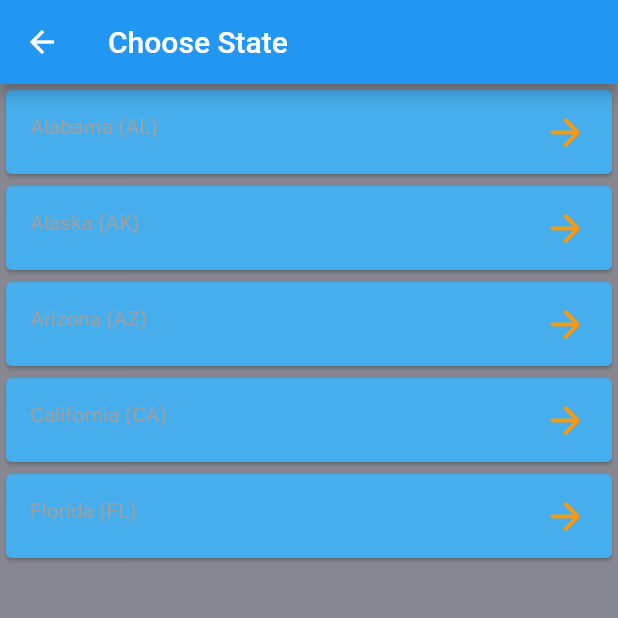
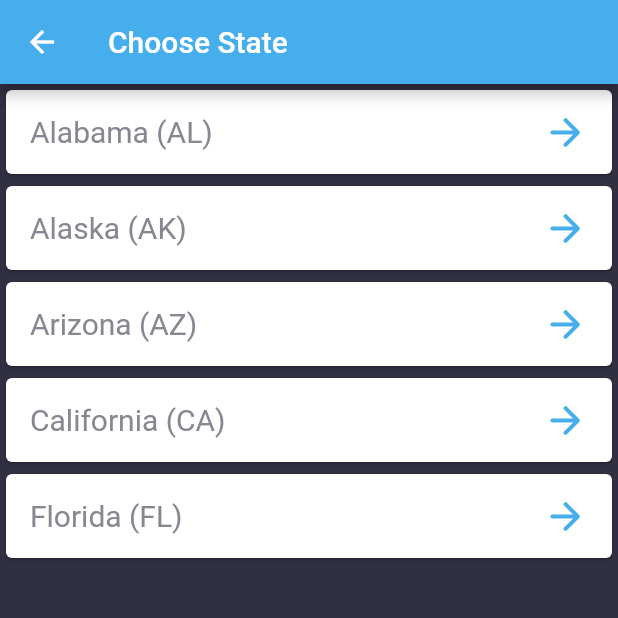
Before and after one commit to SunilPeter92/Viking_app, a Flutter app: the ChooseCountry screen opened directly, after a tap on "USA", on a phone screen of 412 x 824 dp, the top half of it. Run offline on Flutter 3.47's test engine with Material 2 defaults, Android fonts, the phone set to English and light mode, and no system bars; our stand-ins replace contacts_service, flutter_switch, permission_handler; missing offline and left inert: flag, flex_color_picker.

Commit message:
osama third

```diff
--- a/lib/Ui Screen/SelectState.dart
+++ b/lib/Ui Screen/SelectState.dart
@@ -100,7 +100,9 @@ class _SelectStateState extends State<SelectState> {
   @override
   Widget build(BuildContext context) {
     return Scaffold(
+      backgroundColor: Theme.of(context).accentColor,
       appBar: AppBar(
+        backgroundColor: Theme.of(context).cardColor,
         title: Text("Choose State", style: TextStyle(color: Colors.white)),
         leading: BackButton(
           color: Colors.white,
@@ -117,12 +119,12 @@ class _SelectStateState extends State<SelectState> {
             isidrequired: widget.isIdRequired,
           ),
           Card(
+            color: Colors.white,
             child: ListTile(
               leading: Text(
                 "Alabama (AL)",
                 style: TextStyle(
-                  color: Colors.grey,
-                ),
+                    color: Theme.of(context).canvasColor, fontSize: 20),
               ),
               onTap: () {
                 Navigator.push(
@@ -134,18 +136,18 @@ class _SelectStateState extends State<SelectState> {
               },
               trailing: Icon(
                 Icons.arrow_forward_rounded,
-                color: Colors.orange,
+                color: Theme.of(context).cardColor,
                 size: 30,
               ),
             ),
           ),
           Card(
+            color: Colors.white,
             child: ListTile(
               leading: Text(
                 "Alaska (AK)",
                 style: TextStyle(
-                  color: Colors.grey,
-                ),
+                    color: Theme.of(context).canvasColor, fontSize: 20),
               ),
               onTap: () {
                 Navigator.push(
@@ -157,18 +159,18 @@ class _SelectStateState extends State<SelectState> {
               },
               trailing: Icon(
                 Icons.arrow_forward_rounded,
-                color: Colors.orange,
+                color: Theme.of(context).cardColor,
                 size: 30,
               ),
             ),
           ),
           Card(
+            color: Colors.white,
             child: ListTile(
               leading: Text(
                 "Arizona (AZ)",
                 style: TextStyle(
-                  color: Colors.grey,
-                ),
+                    color: Theme.of(context).canvasColor, fontSize: 20),
               ),
               onTap: () {
                 Navigator.push(
@@ -180,18 +182,18 @@ class _SelectStateState extends State<SelectState> {
               },
               trailing: Icon(
                 Icons.arrow_forward_rounded,
-                color: Colors.orange,
+                color: Theme.of(context).cardColor,
                 size: 30,
               ),
             ),
           ),
           Card(
+            color: Colors.white,
             child: ListTile(
               leading: Text(
                 "California (CA)",
                 style: TextStyle(
-                  color: Colors.grey,
-                ),
+                    color: Theme.of(context).canvasColor, fontSize: 20),
               ),
               onTap: () {
                 Navigator.push(
@@ -203,18 +205,18 @@ class _SelectStateState extends State<SelectState> {
               },
               trailing: Icon(
                 Icons.arrow_forward_rounded,
-                color: Colors.orange,
+                color: Theme.of(context).cardColor,
                 size: 30,
               ),
             ),
           ),
           Card(
+            color: Colors.white,
             child: ListTile(
               leading: Text(
                 "Florida (FL)",
                 style: TextStyle(
-                  color: Colors.grey,
-                ),
+                    color: Theme.of(context).canvasColor, fontSize: 20),
               ),
               onTap: () {
                 Navigator.push(
@@ -226,7 +228,7 @@ class _SelectStateState extends State<SelectState> {
               },
               trailing: Icon(
                 Icons.arrow_forward_rounded,
-                color: Colors.orange,
+                color: Theme.of(context).cardColor,
                 size: 30,
               ),
             ),
--- a/lib/Widgets/CountryListCard.dart
+++ b/lib/Widgets/CountryListCard.dart
@@ -184,7 +184,7 @@ class CountryCard extends StatelessWidget {
                   ),
                   Icon(
                     Icons.arrow_forward,
-                    color: Colors.orange,
+                    color: Theme.of(context).cardColor,
                     size: width * 0.1,
                   ),
                 ],
```
Also changed, not shown: lib/Ui Screen/ChooseAreaCode.dart (+11 -9 lines).
